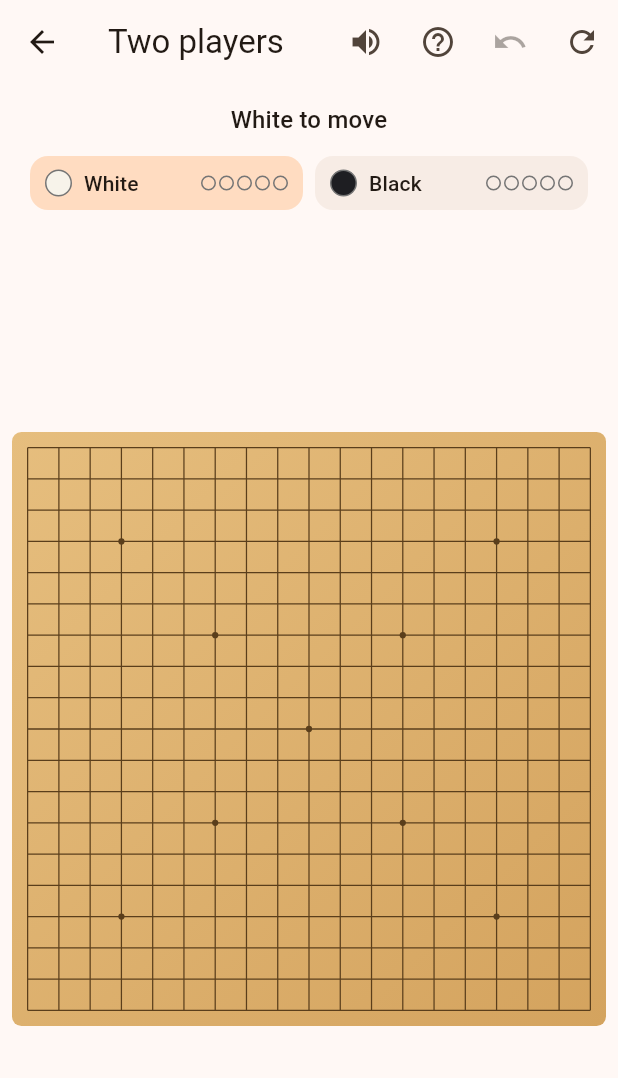
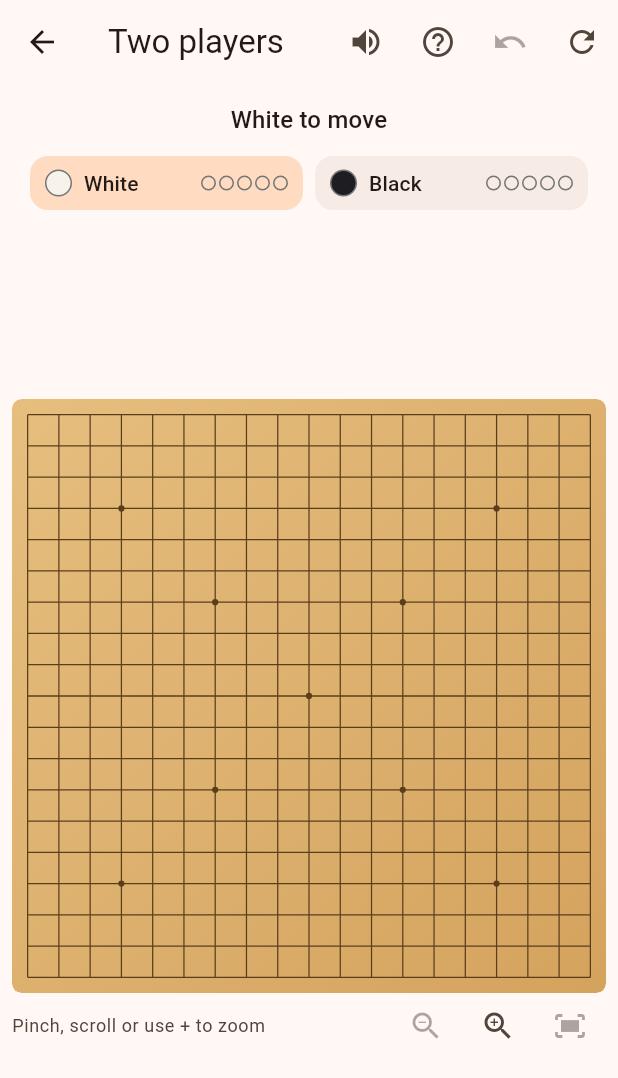
Before and after one commit to nusbaumm01/5stones, a Flutter app: the screen it shows after launch, after a tap on "Two players", on a phone screen of 412 x 824 dp. Shown: the top 1078 px of the screen. Run offline on Flutter 3.47's test engine with Material 3 defaults, Android fonts, the phone set to English and light mode, and no system bars; our stand-ins replace audioplayers, shared_preferences.

Commit message:
Let players zoom and pan the board to place stones precisely
Pinch and drag on touch screens, scroll wheel or trackpad on desktop,
and zoom in / zoom out / show whole board buttons under the board.
Taps are mapped through the zoom so stones land on the intended point.

Co-Authored-By: Claude Opus 5.5 (1M context) <noreply@anthropic.com>
Claude-Session: https://claude.ai/code/session_01XgpZGmNCruXQmT4ebDyUcM

```diff
--- a/lib/widgets/board_view.dart
+++ b/lib/widgets/board_view.dart
@@ -9,6 +9,9 @@ const Color stoneTwoColor = Color(0xFF1E1E22); // black
 Color stoneColor(Player p) => p == Player.one ? stoneOneColor : stoneTwoColor;
 
 /// The wooden board with its stones. Tap or click an intersection to play.
+///
+/// The board can be zoomed for precise placement: pinch and drag on touch
+/// screens, scroll wheel or trackpad on desktop, or the +/- buttons below it.
 class BoardView extends StatefulWidget {
   const BoardView({
     super.key,
@@ -21,12 +24,83 @@ class BoardView extends StatefulWidget {
   final void Function(Point) onTap;
   final bool enabled;
 
+  /// Key of the square board area (excluding the zoom controls).
+  static const boardKey = Key('board');
+
+  static const double minZoom = 1;
+  static const double maxZoom = 3;
+
   @override
   State<BoardView> createState() => _BoardViewState();
 }
 
-class _BoardViewState extends State<BoardView> {
+class _BoardViewState extends State<BoardView>
+    with SingleTickerProviderStateMixin {
+  static const double _controlsHeight = 44;
+  static const double _buttonStep = 1.5;
+
+  final TransformationController _zoom = TransformationController();
+  late final AnimationController _anim = AnimationController(
+    vsync: this,
+    duration: const Duration(milliseconds: 220),
+  );
+  Animation<Matrix4>? _tween;
   Point? _hover;
+  double _side = 0;
+
+  @override
+  void initState() {
+    super.initState();
+    _zoom.addListener(_onZoomChanged);
+    _anim.addListener(() {
+      if (_tween != null) _zoom.value = _tween!.value;
+    });
+  }
+
+  @override
+  void dispose() {
+    _anim.dispose();
+    _zoom.dispose();
+    super.dispose();
+  }
+
+  double get _scale => _zoom.value.getMaxScaleOnAxis();
+
+  void _onZoomChanged() => setState(() {});
+
+  /// Zoom by [factor] around the middle of the visible board.
+  void _zoomBy(double factor) {
+    final current = _zoom.value;
+    final scale = (_scale * factor).clamp(BoardView.minZoom, BoardView.maxZoom);
+    final f = scale / _scale;
+    final c = _side / 2;
+    final next = Matrix4.identity()
+      ..translateByDouble(c, c, 0, 1)
+      ..scaleByDouble(f, f, 1, 1)
+      ..translateByDouble(-c, -c, 0, 1)
+      ..multiply(current);
+    _animateTo(_clamp(next));
+  }
+
+  void _reset() => _animateTo(Matrix4.identity());
+
+  /// Keep the board filling the view (no empty space past its edges).
+  Matrix4 _clamp(Matrix4 m) {
+    final s = m.getMaxScaleOnAxis();
+    final min = _side - _side * s;
+    final t = m.getTranslation();
+    return Matrix4.identity()
+      ..translateByDouble(t.x.clamp(min, 0), t.y.clamp(min, 0), 0, 1)
+      ..scaleByDouble(s, s, 1, 1);
+  }
+
+  void _animateTo(Matrix4 target) {
+    _tween = Matrix4Tween(
+      begin: _zoom.value,
+      end: target,
+    ).animate(CurvedAnimation(parent: _anim, curve: Curves.easeOut));
+    _anim.forward(from: 0);
+  }
 
   Point? _pointAt(Offset local, double side) {
     final n = widget.game.size;
@@ -39,11 +113,52 @@ class _BoardViewState extends State<BoardView> {
 
   @override
   Widget build(BuildContext context) {
-    return AspectRatio(
-      aspectRatio: 1,
-      child: LayoutBuilder(
+    return LayoutBuilder(
       builder: (context, constraints) {
-          final side = constraints.maxWidth;
+        final side = [
+          constraints.maxWidth,
+          constraints.maxHeight - _controlsHeight,
+        ].reduce((a, b) => a < b ? a : b).clamp(0.0, double.infinity);
+        _side = side;
+        final scale = _scale;
+        final zoomed = scale > BoardView.minZoom + 0.01;
+        return Column(
+          mainAxisSize: MainAxisSize.min,
+          children: [
+            SizedBox.square(
+              key: BoardView.boardKey,
+              dimension: side,
+              child: ClipRRect(
+                borderRadius: BorderRadius.circular(side / 19 * 0.3),
+                child: InteractiveViewer(
+                  transformationController: _zoom,
+                  minScale: BoardView.minZoom,
+                  maxScale: BoardView.maxZoom,
+                  onInteractionStart: (_) => _anim.stop(),
+                  child: _board(side),
+                ),
+              ),
+            ),
+            SizedBox(
+              width: side,
+              height: _controlsHeight,
+              child: _ZoomControls(
+                zoomed: zoomed,
+                canZoomIn: scale < BoardView.maxZoom - 0.01,
+                onZoomIn: () => _zoomBy(_buttonStep),
+                onZoomOut: zoomed ? () => _zoomBy(1 / _buttonStep) : null,
+                onReset: zoomed ? _reset : null,
+              ),
+            ),
+          ],
+        );
+      },
+    );
+  }
+
+  Widget _board(double side) {
+    // Positions here are in board coordinates: Flutter undoes the zoom
+    // transform before handing us localPosition, so taps land correctly.
     return MouseRegion(
       cursor: widget.enabled
           ? SystemMouseCursors.click
@@ -64,28 +179,82 @@ class _BoardViewState extends State<BoardView> {
           painter: _BoardPainter(
             game: widget.game,
             moveCount: widget.game.moveCount,
+            zoom: _scale,
             hover:
-                      widget.enabled &&
-                          _hover != null &&
-                          widget.game.isLegal(_hover!)
+                widget.enabled && _hover != null && widget.game.isLegal(_hover!)
                 ? _hover
                 : null,
           ),
         ),
       ),
     );
-        },
+  }
+}
+
+class _ZoomControls extends StatelessWidget {
+  const _ZoomControls({
+    required this.zoomed,
+    required this.canZoomIn,
+    required this.onZoomIn,
+    this.onZoomOut,
+    this.onReset,
+  });
+
+  final bool zoomed;
+  final bool canZoomIn;
+  final VoidCallback onZoomIn;
+  final VoidCallback? onZoomOut;
+  final VoidCallback? onReset;
+
+  @override
+  Widget build(BuildContext context) {
+    final theme = Theme.of(context);
+    return Row(
+      children: [
+        Expanded(
+          child: Text(
+            zoomed ? 'Drag to move around' : 'Pinch, scroll or use + to zoom',
+            overflow: TextOverflow.ellipsis,
+            style: theme.textTheme.bodySmall?.copyWith(
+              color: theme.colorScheme.onSurfaceVariant,
             ),
+          ),
+        ),
+        IconButton(
+          key: const Key('zoom-out'),
+          tooltip: 'Zoom out',
+          onPressed: onZoomOut,
+          icon: const Icon(Icons.zoom_out),
+        ),
+        IconButton(
+          key: const Key('zoom-in'),
+          tooltip: 'Zoom in',
+          onPressed: canZoomIn ? onZoomIn : null,
+          icon: const Icon(Icons.zoom_in),
+        ),
+        IconButton(
+          key: const Key('zoom-reset'),
+          tooltip: 'Show whole board',
+          onPressed: onReset,
+          icon: const Icon(Icons.fit_screen),
+        ),
+      ],
     );
   }
 }
 
 class _BoardPainter extends CustomPainter {
-  _BoardPainter({required this.game, required this.moveCount, this.hover});
+  _BoardPainter({
+    required this.game,
+    required this.moveCount,
+    this.zoom = 1,
+    this.hover,
+  });
 
   final PenteGame game;
   final int moveCount; // repaint key: the game object itself is mutable
   final Point? hover;
+  final double zoom; // keeps grid lines thin when zoomed in
 
   @override
   void paint(Canvas canvas, Size size) {
@@ -108,7 +277,7 @@ class _BoardPainter extends CustomPainter {
     // Grid.
     final line = Paint()
       ..color = const Color(0xFF5A3E1B)
-      ..strokeWidth = (cell * 0.04).clamp(0.6, 1.5);
+      ..strokeWidth = (cell * 0.04).clamp(0.6, 1.5) / zoom.clamp(1, 2);
     for (var i = 0; i < n; i++) {
       final v = (i + 0.5) * cell;
       canvas.drawLine(
@@ -210,5 +379,8 @@ class _BoardPainter extends CustomPainter {
 
   @override
   bool shouldRepaint(_BoardPainter old) =>
-      old.moveCount != moveCount || old.hover != hover || old.game != game;
+      old.moveCount != moveCount ||
+      old.hover != hover ||
+      old.game != game ||
+      old.zoom != zoom;
 }
```
Also changed, not shown: 1 other file. Lines whose indentation alone changed are shown as unchanged.
